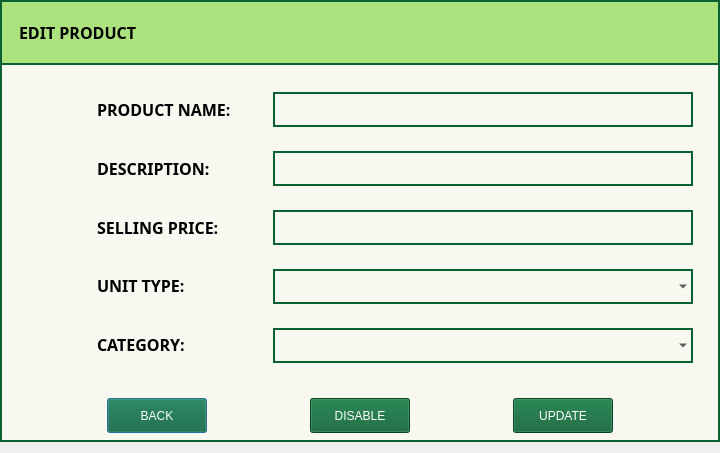
Before: the Qt Designer form Screens/MainMenuScreens/Inventory/Dialogs/Dlog_UpdateProdDetails.ui in Bideiro/Ranil_project_py, drawn with Qt 5.
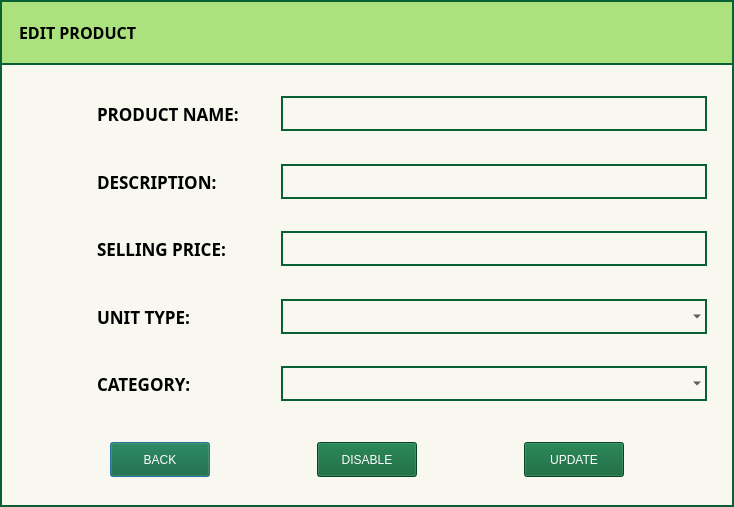
After: the same form once the commit is applied.

```diff
--- a/Screens/MainMenuScreens/Inventory/Dialogs/Dlog_UpdateProdDetails.ui
+++ b/Screens/MainMenuScreens/Inventory/Dialogs/Dlog_UpdateProdDetails.ui
@@ -6,8 +6,8 @@
    <rect>
     <x>0</x>
     <y>0</y>
-    <width>720</width>
-    <height>453</height>
+    <width>734</width>
+    <height>507</height>
    </rect>
   </property>
   <property name="sizePolicy">
@@ -38,6 +38,9 @@
    <property name="rightMargin">
     <number>0</number>
    </property>
+   <property name="bottomMargin">
+    <number>0</number>
+   </property>
    <item>
     <widget class="QWidget" name="widget" native="true">
      <property name="styleSheet">
@@ -45,14 +48,6 @@
 background-color: #F8F8F0;
 border: 2px solid #096033;
 }
-
-.QLabel, .QPushButton{
-	font: 700 12pt &quot;DM Sans&quot;;
-}
-
-.QComboBox , .QLineEdit{
-	font: 700 9pt &quot;Open Sans&quot;;
-}
 .QComboBox, .QDateEdit, .QLineEdit
 {
 border : 2px solid #096033;
@@ -61,6 +56,11 @@
 #add_btn, #sub_btn{
 background-color:rgba(0,0,0,0);
 }
+
+.QComboBox:disabled, .QDateEdit:disabled, .QLineEdit:disabled {
+background-color: #ccc;
+color: #666;
+}
 </string>
      </property>
      <layout class="QVBoxLayout" name="verticalLayout_4">
@@ -154,7 +154,7 @@
                  <property name="font">
                   <font>
                    <family>DM Sans</family>
-                   <pointsize>12</pointsize>
+                   <pointsize>13</pointsize>
                    <italic>false</italic>
                    <bold>true</bold>
                   </font>
@@ -191,7 +191,7 @@
                  <property name="font">
                   <font>
                    <family>DM Sans</family>
-                   <pointsize>12</pointsize>
+                   <pointsize>13</pointsize>
                    <italic>false</italic>
                    <bold>true</bold>
                   </font>
@@ -228,7 +228,7 @@
                  <property name="font">
                   <font>
                    <family>DM Sans</family>
-                   <pointsize>12</pointsize>
+                   <pointsize>13</pointsize>
                    <italic>false</italic>
                    <bold>true</bold>
                   </font>
@@ -265,7 +265,7 @@
                  <property name="font">
                   <font>
                    <family>DM Sans</family>
-                   <pointsize>12</pointsize>
+                   <pointsize>13</pointsize>
                    <italic>false</italic>
                    <bold>true</bold>
                   </font>
@@ -307,7 +307,7 @@
                  <property name="font">
                   <font>
                    <family>DM Sans</family>
-                   <pointsize>12</pointsize>
+                   <pointsize>13</pointsize>
                    <italic>false</italic>
                    <bold>true</bold>
                   </font>
@@ -331,12 +331,23 @@
               <layout class="QHBoxLayout" name="horizontalLayout_9">
                <item>
                 <widget class="QLineEdit" name="PName_LE">
+                 <property name="enabled">
+                  <bool>true</bool>
+                 </property>
                  <property name="minimumSize">
                   <size>
                    <width>25</width>
                    <height>35</height>
                   </size>
                  </property>
+                 <property name="font">
+                  <font>
+                   <family>DM Sans</family>
+                   <pointsize>13</pointsize>
+                   <italic>false</italic>
+                   <bold>false</bold>
+                  </font>
+                 </property>
                 </widget>
                </item>
               </layout>
@@ -353,6 +364,14 @@
                    <height>35</height>
                   </size>
                  </property>
+                 <property name="font">
+                  <font>
+                   <family>DM Sans</family>
+                   <pointsize>13</pointsize>
+                   <italic>false</italic>
+                   <bold>false</bold>
+                  </font>
+                 </property>
                 </widget>
                </item>
               </layout>
@@ -369,6 +388,14 @@
                    <height>35</height>
                   </size>
                  </property>
+                 <property name="font">
+                  <font>
+                   <family>DM Sans</family>
+                   <pointsize>13</pointsize>
+                   <italic>false</italic>
+                   <bold>false</bold>
+                  </font>
+                 </property>
                 </widget>
                </item>
               </layout>
@@ -385,6 +412,14 @@
                    <height>35</height>
                   </size>
                  </property>
+                 <property name="font">
+                  <font>
+                   <family>DM Sans</family>
+                   <pointsize>13</pointsize>
+                   <italic>false</italic>
+                   <bold>false</bold>
+                  </font>
+                 </property>
                 </widget>
                </item>
               </layout>
@@ -401,6 +436,14 @@
                    <height>35</height>
                   </size>
                  </property>
+                 <property name="font">
+                  <font>
+                   <family>DM Sans</family>
+                   <pointsize>13</pointsize>
+                   <italic>false</italic>
+                   <bold>false</bold>
+                  </font>
+                 </property>
                 </widget>
                </item>
               </layout>
@@ -427,6 +470,9 @@
 }</string>
         </property>
         <layout class="QHBoxLayout" name="horizontalLayout_3">
+         <property name="bottomMargin">
+          <number>30</number>
+         </property>
          <item>
           <spacer name="horizontalSpacer_5">
            <property name="orientation">
```
